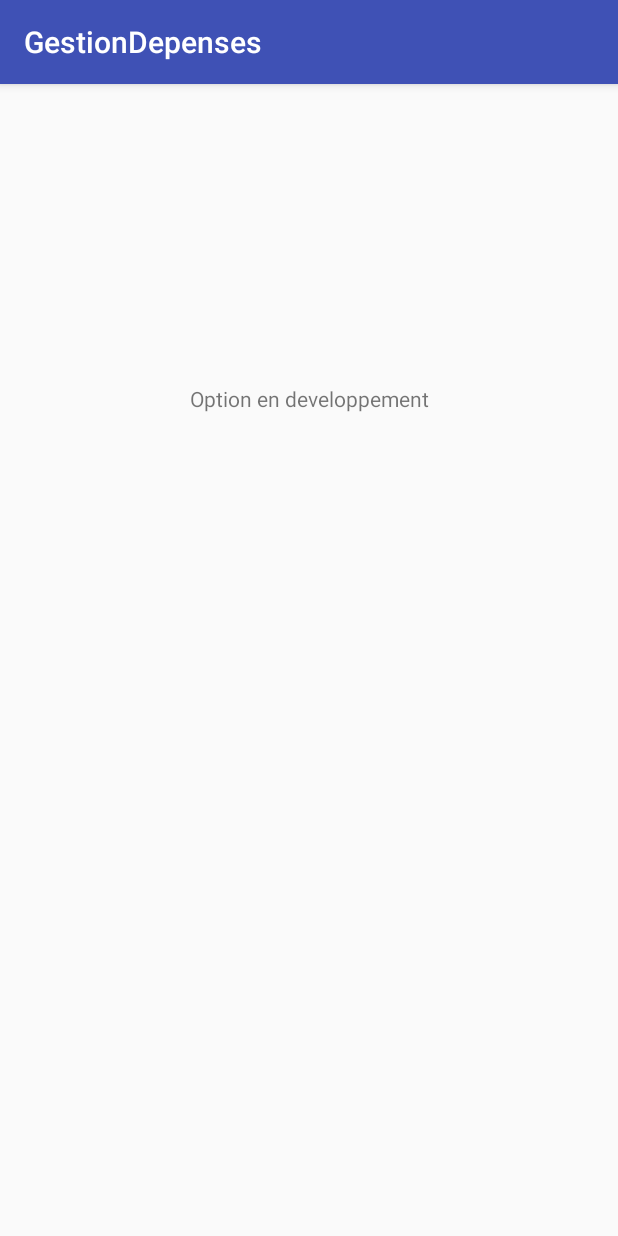
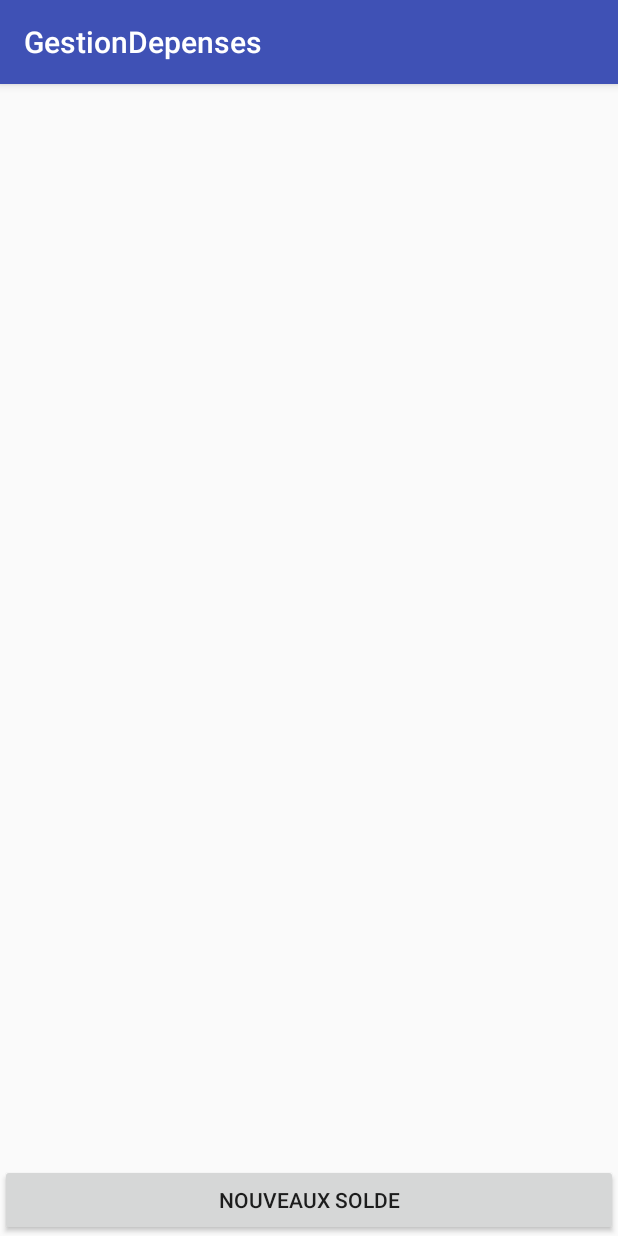
Before and after one commit to ClotaireBryan/GestionDepenses, an Android app: the ConsulterPageActivity screen opened directly, with no data from a screen before it, on a phone screen of 412 x 824 dp. Run offline under Robolectric (Android 15) with nearby library versions, the phone set to English and light mode, and no system bars.

Commit message:
ajout de Bo Solde et des pages pour ajouter un nouveau solde

```diff
--- a/app/src/main/AndroidManifest.xml
+++ b/app/src/main/AndroidManifest.xml
@@ -18,7 +18,8 @@
         </activity>
         <activity android:name=".Activity.AjouterPageActivity" />
         <activity android:name=".Activity.ListerPageActivity" />
-        <activity android:name=".Activity.ConsulterPageActivity"></activity>
+        <activity android:name=".Activity.ConsulterPageActivity" />
+        <activity android:name=".Activity.AjoutersSoldeActivity"></activity>
     </application>
 
 </manifest>
--- a/app/src/main/res/layout/activity_consulter_page.xml
+++ b/app/src/main/res/layout/activity_consulter_page.xml
@@ -7,9 +7,15 @@
     tools:context=".Activity.ConsulterPageActivity">
 
     <TextView
+        android:id="@+id/Solde-Consulter-Page"
+        android:layout_width="wrap_content"
+        android:layout_height="wrap_content" />
+
+    <Button
+        android:id="@+id/ButtonAjouterSolde"
         android:layout_width="match_parent"
-        android:layout_height="match_parent"
-        android:text="Option en developpement"
-        android:textAlignment="center"
-        android:paddingTop="200dp"/>
+        android:layout_height="wrap_content"
+        android:text="nouveaux solde"
+        android:onClick="clickAjoutSolde"
+        app:layout_constraintBottom_toBottomOf="parent"/>
 </android.support.constraint.ConstraintLayout>
```
Also changed, not shown: app/src/main/java/clotaire/bryan/gestiondepenses/Activity/AjoutersSoldeActivity.java (added, +36 -0 lines), app/src/main/java/clotaire/bryan/gestiondepenses/Activity/ConsulterPageActivity.java (+7 -0 lines), app/src/main/java/clotaire/bryan/gestiondepenses/BO/Solde.java (added, +27 -0 lines), app/src/main/res/layout/activity_ajouters_solde.xml (added, +28 -0 lines).
